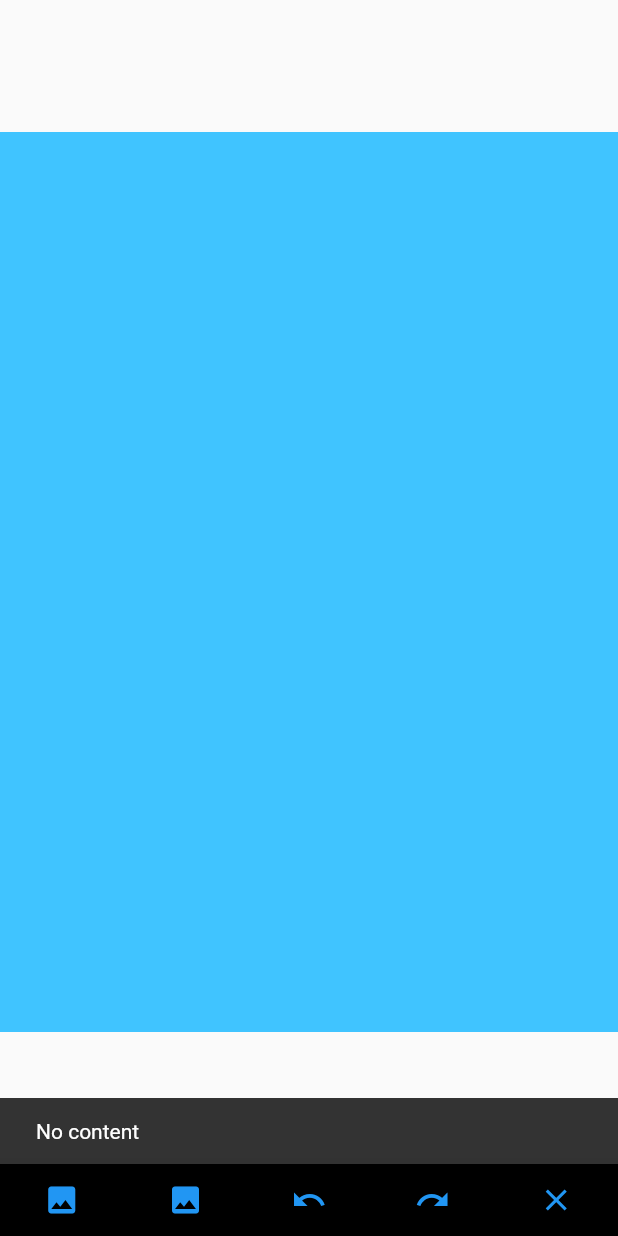
After one commit to rhinroy2001/Event-Recorder, a Flutter app: the SignatureForm screen opened directly, item 2 of the bottom bar chosen, after a tap on the "image" icon, on a phone screen of 412 x 824 dp. The commit adds this screen. Run offline on Flutter 3.47's test engine with Material 2 defaults, Android fonts, the phone set to English and light mode, and no system bars; drawn by our look-alikes of signature; our stand-ins replace flutter_svg.

Commit message:
Added comment and signature tabs

```diff
--- /dev/null
+++ b/lib/labInspectionForm/lif_signature.dart
@@ -0,0 +1,174 @@
+import 'dart:developer';
+
+import 'package:flutter/foundation.dart';
+import 'package:flutter/material.dart';
+import 'package:signature/signature.dart';
+import 'package:flutter_svg/svg.dart';
+import 'package:event_recorder/labInspectionForm/utils.dart';
+
+class SignatureForm extends StatefulWidget {
+  const SignatureForm({super.key});
+
+  @override
+  SignatureState createState() {
+    return SignatureState();
+  }
+}
+
+class SignatureState extends State<SignatureForm> {
+  final _formKey = GlobalKey<FormState>();
+
+  final SignatureController _controller = SignatureController(
+    penStrokeWidth: 5,
+    penColor: Colors.red,
+    exportBackgroundColor: Colors.blue,
+    onDrawStart: () => log('onDrawStart called'),
+    onDrawEnd: () => log('onDrawEnd called'),
+  );
+
+  @override
+  void initState(){
+    super.initState();
+    _controller.addListener(() => log('Value changed'));
+  }
+
+  @override
+  void dispose(){
+    _controller.dispose();
+    super.dispose();
+  }
+
+
+  Future<void> exportImage(BuildContext context) async{
+    if(_controller.isEmpty) {
+      ScaffoldMessenger.of(context).showSnackBar(
+          const SnackBar(
+            key: Key('snackbarPNG'),
+            content: Text('No content'),
+          )
+        );
+      return;
+    }
+
+    final Uint8List? data = await _controller.toPngBytes(height: 1000, width: 1000);
+    if(data == null){
+      return;
+    }
+    if(!mounted) return;
+
+    await push(
+      context,
+      Scaffold(
+        appBar: AppBar(
+          title: const Text('PNG Image'),
+        ),
+        body: Center(
+          child: Container(
+            color: Colors.grey[300],
+            child: Image.memory(data),
+          )
+        )
+      )
+    );
+  }
+
+  Future<void> exportSVG(BuildContext context) async {
+    if(_controller.isEmpty){
+      ScaffoldMessenger.of(context).showSnackBar(
+        const SnackBar(
+          key: Key('snackbarSVG'),
+          content: Text('No content'),
+        )
+      );
+      return;
+    }
+
+    final SvgPicture data = _controller.toSVG()!;
+
+    if(!mounted) return;
+
+    await push(
+      context,
+      Scaffold(
+        appBar: AppBar(
+          title: const Text('SVG Image'),
+        ),
+        body: Center(
+          child: Container(
+            color: Colors.grey[300],
+            child: data,
+          )
+        )
+      )
+    );
+  }
+
+
+
+  @override
+  Widget build(BuildContext context) {
+    return Scaffold(
+        body:Form(
+          key: _formKey,
+          child:
+          Signature(
+            key: const Key('signature'),
+            controller: _controller,
+            width: 1000,
+            height: 600,
+            backgroundColor: Colors.lightBlueAccent,
+          )
+        ),
+            bottomNavigationBar: BottomAppBar(
+        child: Container(
+        decoration: const BoxDecoration(color: Colors.black),
+    child: Row(
+    mainAxisAlignment: MainAxisAlignment.spaceAround,
+    mainAxisSize: MainAxisSize.max,
+    children: <Widget>[
+      IconButton(
+    key: const Key('exportPNG'),
+    icon: const Icon(Icons.image),
+    color: Colors.blue,
+    onPressed: () => exportImage(context),
+    tooltip: 'Export Image',
+    ),
+    IconButton(
+    key: const Key('exportSVG'),
+    icon: const Icon(Icons.image),
+    color: Colors.blue,
+    onPressed: () => exportImage(context),
+    tooltip: 'Export Image',
+    ),
+    IconButton(
+    icon: const Icon(Icons.undo),
+    color: Colors.blue,
+    onPressed: () {
+      setState(() => _controller.undo());
+    },
+    tooltip: 'Undo',
+    ),
+    IconButton(
+    icon: const Icon(Icons.redo),
+    color: Colors.blue,
+    onPressed: () {
+      setState(() => _controller.redo());
+    },
+    ),
+    IconButton(
+    key: const Key('clear'),
+    icon: const Icon(Icons.clear),
+    color: Colors.blue,
+    onPressed: (){
+    setState(() => _controller.clear());
+    },
+    tooltip: 'Clear',
+    )
+    ],
+    )
+    )
+    ),
+
+    );
+  }
+}
--- a/pubspec.yaml
+++ b/pubspec.yaml
@@ -29,8 +29,12 @@ environment:
 # the latest version available on pub.dev. To see which dependencies have newer
 # versions available, run `flutter pub outdated`.
 dependencies:
+  signature:
   flutter:
     sdk: flutter
+
+  flutter_svg:
+  image:
 
 
   # The following adds the Cupertino Icons font to your application.
```
Also changed, not shown: lib/labInspectionForm/lif_comments.dart (added, +49 -0 lines), lib/labInspectionForm/lif_main.dart (+7 -1 lines), lib/labInspectionForm/utils.dart (added, +11 -0 lines), pubspec.lock.
